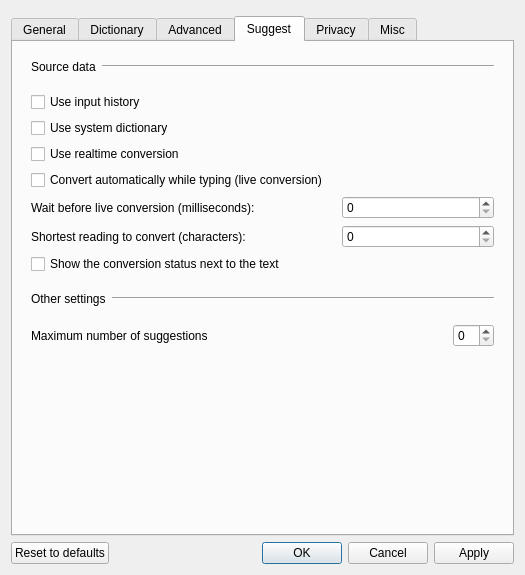
First picture: the form in src/gui/config_dialog/config_dialog.ui, repository meltin/nagi, before the edit.
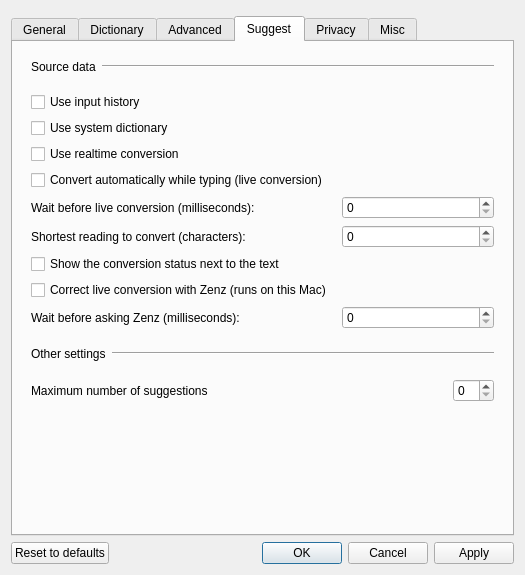
Second picture: the form after the edit. The open tabs and pages were chosen to show the change. Custom widgets are drawn as their Qt base class.

Commit message: feat(zenz): correct the live conversion preview with Zenz

The edit to the form file:
```diff
--- a/src/gui/config_dialog/config_dialog.ui
+++ b/src/gui/config_dialog/config_dialog.ui
@@ -984,6 +984,23 @@
               </property>
              </widget>
             </item>
+            <item row="7" column="0" colspan="3">
+             <widget class="QCheckBox" name="zenzCorrectionCheckBox">
+              <property name="text">
+               <string>Correct live conversion with Zenz (runs on this Mac)</string>
+              </property>
+             </widget>
+            </item>
+            <item row="8" column="0" colspan="2">
+             <widget class="QLabel" name="zenzDelayLabel">
+              <property name="text">
+               <string>Wait before asking Zenz (milliseconds):</string>
+              </property>
+             </widget>
+            </item>
+            <item row="8" column="2">
+             <widget class="QSpinBox" name="zenzDelaySpinBox"/>
+            </item>
            </layout>
           </widget>
          </item>
```
The commit also changes 19 other files.
